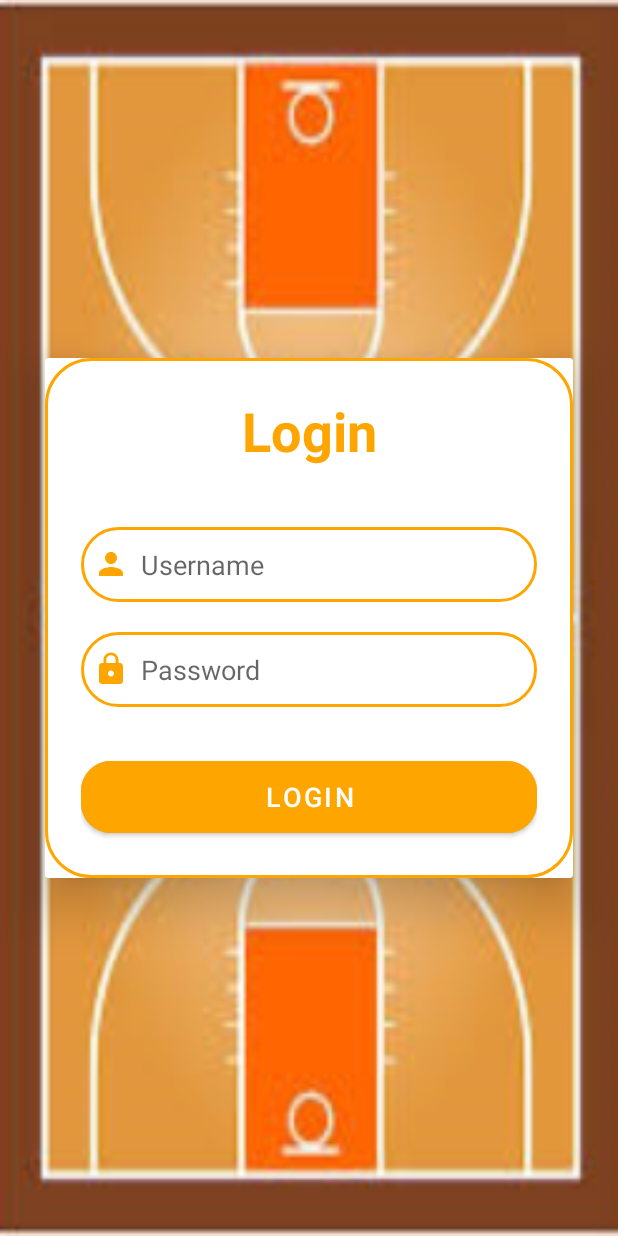
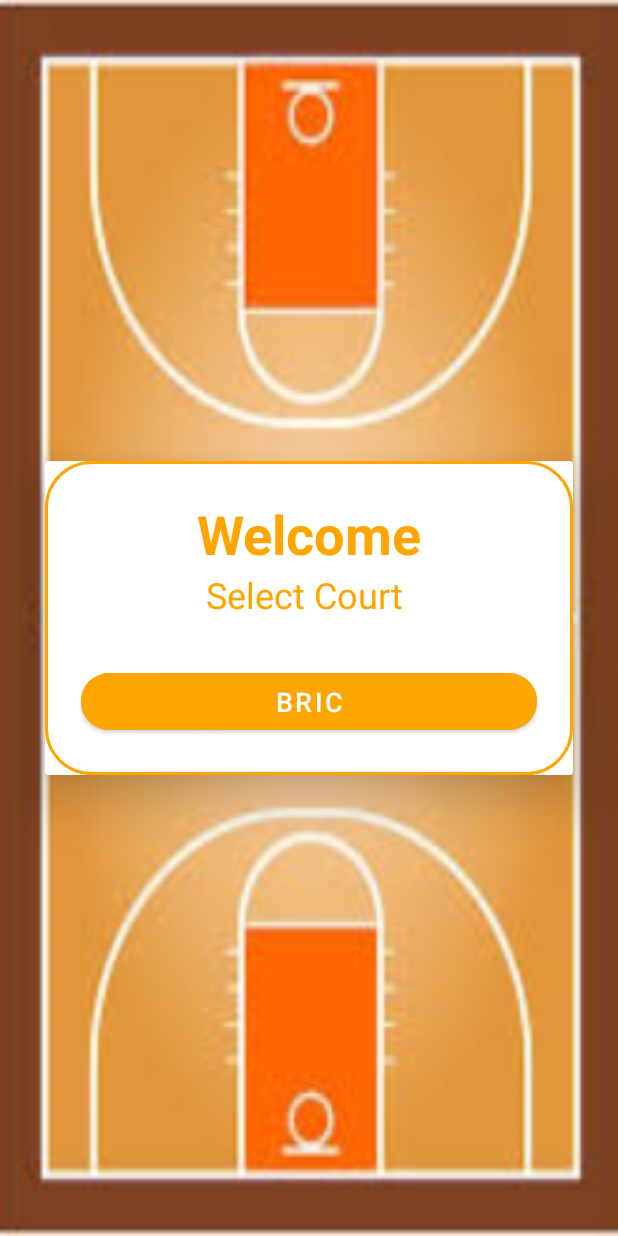
Before and after one commit to lmccabe267/WhereTheHoopsAt, an Android app: the layout activity_home.xml on its own in the app's theme, with its tools: preview values and no code run, on a phone screen of 412 x 824 dp. Run offline under Robolectric (Android 15) with nearby library versions, the phone set to English and light mode, and no system bars.

Commit message:
added home page

```diff
--- a/app/src/main/AndroidManifest.xml
+++ b/app/src/main/AndroidManifest.xml
@@ -9,6 +9,9 @@
         android:roundIcon="@mipmap/ic_launcher_round"
         android:supportsRtl="true"
         android:theme="@style/Theme.WhereTheHoopsAt">
+        <activity
+            android:name=".Home"
+            android:exported="false" />
         <activity
             android:name=".Dashboard"
             android:exported="false" />
--- /dev/null
+++ b/app/src/main/java/com/example/android/wherethehoops/Home.kt
@@ -0,0 +1,24 @@
+package com.example.android.wherethehoops
+
+import android.content.Intent
+import androidx.appcompat.app.AppCompatActivity
+import android.os.Bundle
+import android.widget.Button
+
+class Home : AppCompatActivity() {
+    private lateinit var button: Button
+    override fun onCreate(savedInstanceState: Bundle?) {
+        super.onCreate(savedInstanceState)
+        setContentView(R.layout.activity_home)
+
+        button = findViewById(R.id.bricButton)
+        button.setOnClickListener {
+            openDashboard()
+        }
+    }
+
+    private fun openDashboard() {
+        val intent = Intent(this, Dashboard::class.java)
+        startActivity(intent)
+    }
+}
--- a/app/src/main/java/com/example/android/wherethehoops/MainActivity.kt
+++ b/app/src/main/java/com/example/android/wherethehoops/MainActivity.kt
@@ -42,7 +42,7 @@ class MainActivity : AppCompatActivity() {
         logo.startAnimation(bottomAnim)
 
         Handler().postDelayed({
-            val intent = Intent(this, Dashboard::class.java)
+            val intent = Intent(this, Home::class.java)
             startActivity(intent)
             finish()
         }, SPLASH_SCREEN)
--- a/app/src/main/res/layout/activity_login.xml
+++ b/app/src/main/res/layout/activity_home.xml
@@ -28,41 +28,25 @@
             <TextView
                 android:layout_width="match_parent"
                 android:layout_height="wrap_content"
-                android:text="@string/login_text"
+                android:text="@string/home_text"
                 android:id="@+id/loginText"
                 android:textSize="36sp"
                 android:textAlignment="center"
                 android:textStyle="bold"
                 android:textColor="@color/orange"/>
+            <TextView
+                android:layout_width="298dp"
+                android:layout_height="wrap_content"
+                android:text="@string/select_text"
+                android:textAlignment="center"
+                android:textColor="@color/orange"
+                android:textSize="24dp" />
 
-            <EditText
+            <Button
                 android:layout_width="match_parent"
                 android:layout_height="50dp"
-                android:id="@+id/username"
-                android:background="@drawable/custom_edittext"
-                android:layout_marginTop="40dp"
-                android:padding="8dp"
-                android:hint="@string/username_text"
-                android:drawableLeft="@drawable/person_image"
-                android:textColor="@color/black"
-                android:drawablePadding="8dp" />
-            <EditText
-                android:layout_width="match_parent"
-                android:layout_height="50dp"
-                android:id="@+id/password"
-                android:background="@drawable/custom_edittext"
-                android:layout_marginTop="20dp"
-                android:inputType="textPassword"
-                android:padding="8dp"
-                android:hint="@string/password_text"
-                android:drawableLeft="@drawable/lock_image"
-                android:textColor="@color/black"
-                android:drawablePadding="8dp"/>
-            <Button
-                android:layout_width="match_parent"
-                android:layout_height="60dp"
-                android:text="@string/login_text"
-                android:id="@+id/loginButton"
+                android:text="@string/bric_text"
+                android:id="@+id/bricButton"
                 android:textSize="18sp"
                 android:layout_marginTop="30dp"
                 android:backgroundTint="@color/orange"
--- a/app/src/main/res/values/strings.xml
+++ b/app/src/main/res/values/strings.xml
@@ -1,9 +1,11 @@
 <resources>
     <string name="app_name">Where The Hoops At</string>
-    <string name="login_text">Login</string>
+    <string name="home_text">Welcome</string>
     <string name="checkin_text">Check In</string>
     <string name="checkout_text">Check Out</string>
     <string name="username_text">Username</string>
     <string name="password_text">Password</string>
     <string name="PlayerCount_text">Players:</string>
+    <string name="bric_text">BRIC</string>
+    <string name="select_text">Select Court</string>
 </resources>
```
